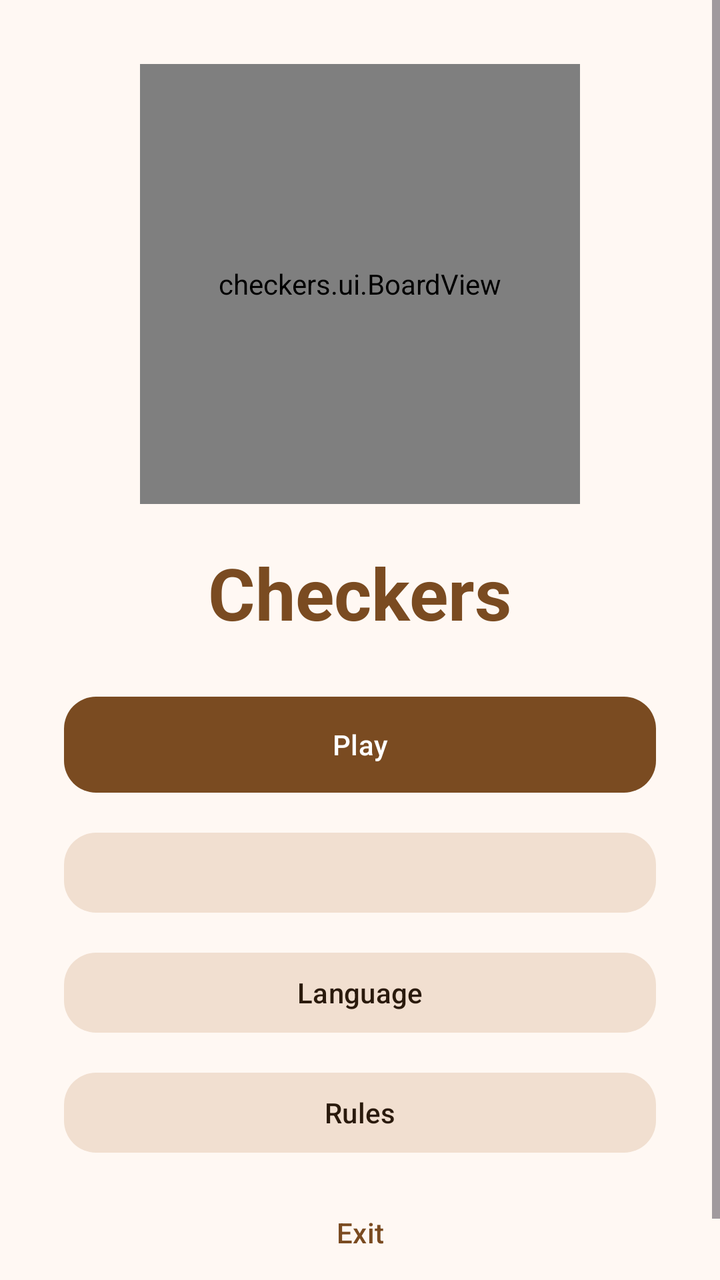
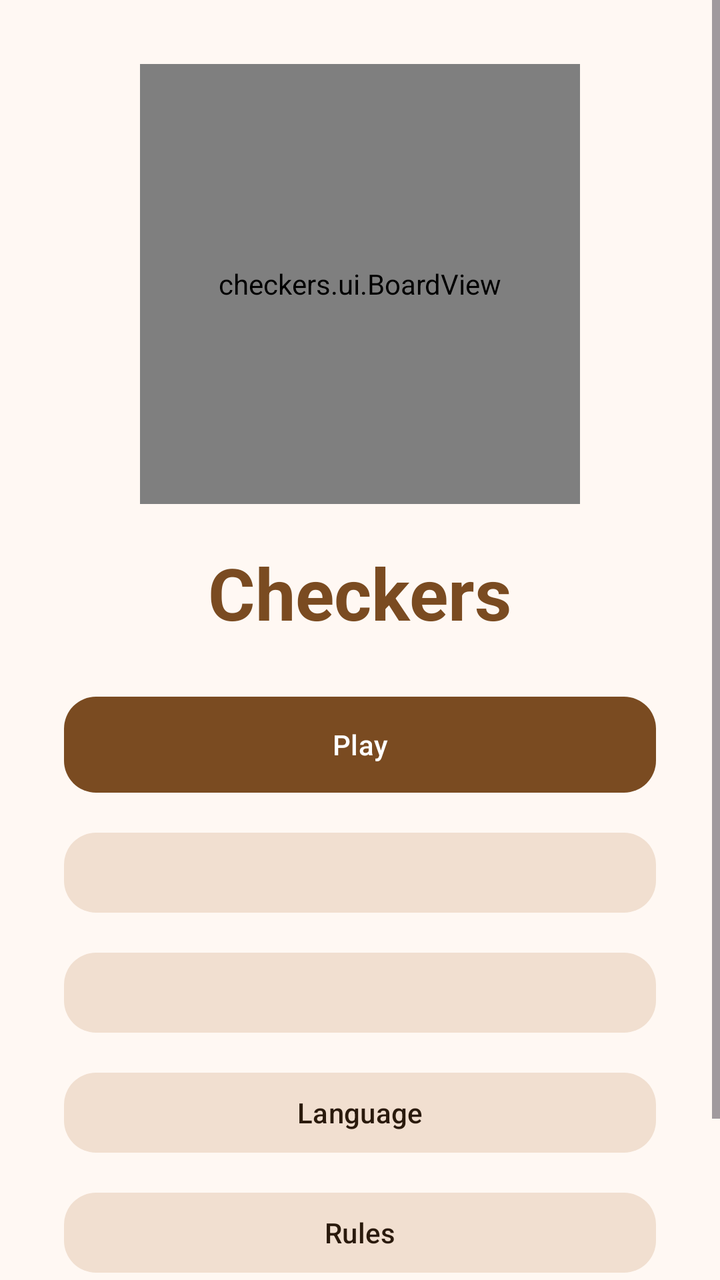

An Android layout rendered at two revisions. The XML below is the earlier revision; the diff shows what the commit changed to produce the second picture.
<!-- AndroidManifest.xml: application theme Theme.Checkers -->
<!-- res/layout/activity_menu.xml -->
<?xml version="1.0" encoding="utf-8"?>
<ScrollView xmlns:android="http://schemas.android.com/apk/res/android"
    xmlns:app="http://schemas.android.com/apk/res-auto"
    android:layout_width="match_parent"
    android:layout_height="match_parent"
    android:fillViewport="true">

    <LinearLayout
        android:layout_width="match_parent"
        android:layout_height="wrap_content"
        android:gravity="center"
        android:orientation="vertical"
        android:padding="32dp">

        <checkers.ui.BoardView
            android:layout_width="220dp"
            android:layout_height="220dp"
            android:importantForAccessibility="no" />

        <TextView
            android:layout_width="wrap_content"
            android:layout_height="wrap_content"
            android:layout_marginTop="20dp"
            android:text="@string/app_name"
            android:textAppearance="?attr/textAppearanceDisplaySmall"
            android:textColor="?attr/colorPrimary"
            android:textStyle="bold" />

        <com.google.android.material.button.MaterialButton
            android:id="@+id/playButton"
            android:layout_width="match_parent"
            android:layout_height="wrap_content"
            android:layout_marginTop="24dp"
            android:minHeight="56dp"
            android:text="@string/menu_play"
            app:cornerRadius="16dp" />

        <com.google.android.material.button.MaterialButton
            android:id="@+id/difficultyButton"
            style="@style/Widget.Material3.Button.TonalButton"
            android:layout_width="match_parent"
            android:layout_height="wrap_content"
            android:layout_marginTop="12dp"
            app:cornerRadius="16dp" />

        <com.google.android.material.button.MaterialButton
            android:id="@+id/languageButton"
            style="@style/Widget.Material3.Button.TonalButton"
            android:layout_width="match_parent"
            android:layout_height="wrap_content"
            android:layout_marginTop="12dp"
            android:text="@string/button_language"
            app:cornerRadius="16dp" />

        <com.google.android.material.button.MaterialButton
            android:id="@+id/rulesButton"
            style="@style/Widget.Material3.Button.TonalButton"
            android:layout_width="match_parent"
            android:layout_height="wrap_content"
            android:layout_marginTop="12dp"
            android:text="@string/menu_rules"
            app:cornerRadius="16dp" />

        <com.google.android.material.button.MaterialButton
            android:id="@+id/exitButton"
            style="@style/Widget.Material3.Button.TextButton"
            android:layout_width="match_parent"
            android:layout_height="wrap_content"
            android:layout_marginTop="12dp"
            android:text="@string/menu_exit"
            app:cornerRadius="16dp" />
    </LinearLayout>
</ScrollView>
<!-- resources referenced by this layout -->
<resources>
  <string name="app_name">Checkers</string>
  <string name="button_language">Language</string>
  <string name="menu_exit">Exit</string>
  <string name="menu_play">Play</string>
  <string name="menu_rules">Rules</string>
  <style name="Theme.Checkers" parent="Theme.Material3.DayNight.NoActionBar">
          <item name="colorPrimary">@color/brand_primary</item>
          <item name="colorOnPrimary">@color/brand_on_primary</item>
          <item name="colorPrimaryContainer">@color/brand_primary_container</item>
          <item name="colorOnPrimaryContainer">@color/brand_on_primary_container</item>
          <item name="colorSecondaryContainer">@color/brand_secondary_container</item>
          <item name="colorOnSecondaryContainer">@color/brand_on_secondary_container</item>
          <item name="colorSurface">@color/app_surface</item>
          <item name="colorOnSurface">@color/app_on_surface</item>
          <item name="android:colorBackground">@color/app_surface</item>
          <item name="colorOnBackground">@color/app_on_surface</item>
          <item name="android:statusBarColor">@color/app_surface</item>
          <item name="android:windowLightStatusBar">@bool/light_bars</item>
      </style>
  <color name="brand_primary">#7A4B21</color>
  <color name="brand_on_primary">#FFFFFF</color>
  <color name="brand_primary_container">#FFDCC1</color>
  <color name="brand_on_primary_container">#2C1600</color>
  <color name="brand_secondary_container">#F1DFD0</color>
  <color name="brand_on_secondary_container">#2A1A0C</color>
  <color name="app_surface">#FFF8F3</color>
  <color name="app_on_surface">#201A16</color>
</resources>

<!-- the commit's change to res/layout/activity_menu.xml (unified diff, before → after) -->
@@ -44,6 +44,14 @@
             app:cornerRadius="16dp" />
 
         <com.google.android.material.button.MaterialButton
+            android:id="@+id/sideButton"
+            style="@style/Widget.Material3.Button.TonalButton"
+            android:layout_width="match_parent"
+            android:layout_height="wrap_content"
+            android:layout_marginTop="12dp"
+            app:cornerRadius="16dp" />
+
+        <com.google.android.material.button.MaterialButton
             android:id="@+id/languageButton"
             style="@style/Widget.Material3.Button.TonalButton"
             android:layout_width="match_parent"
